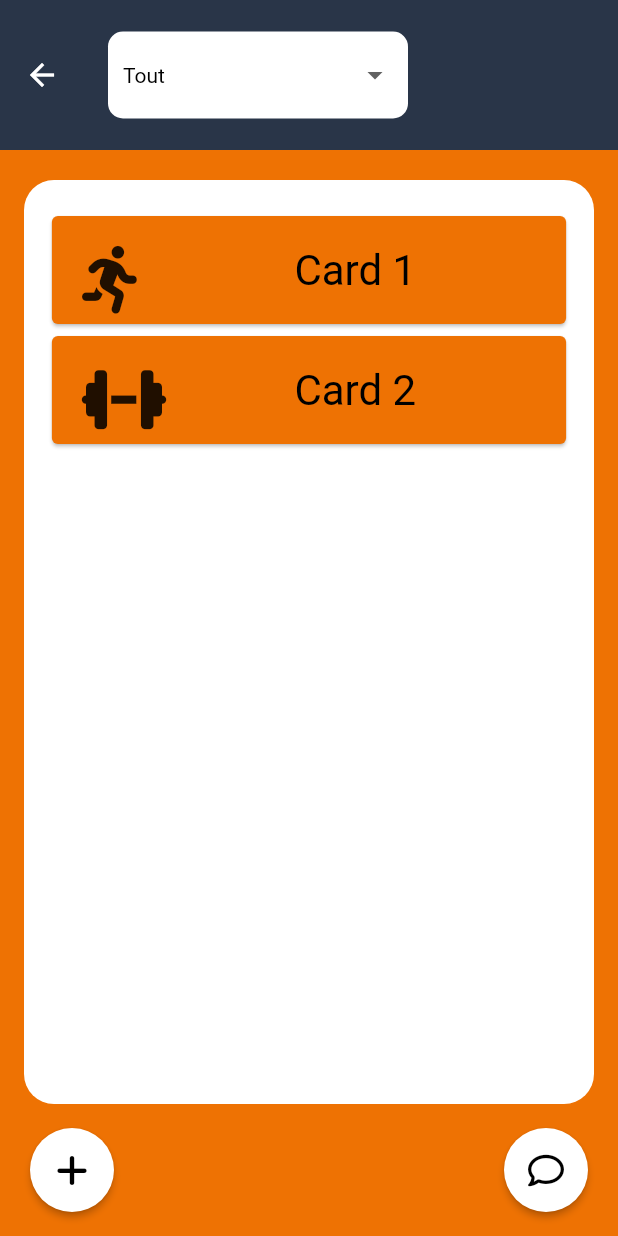
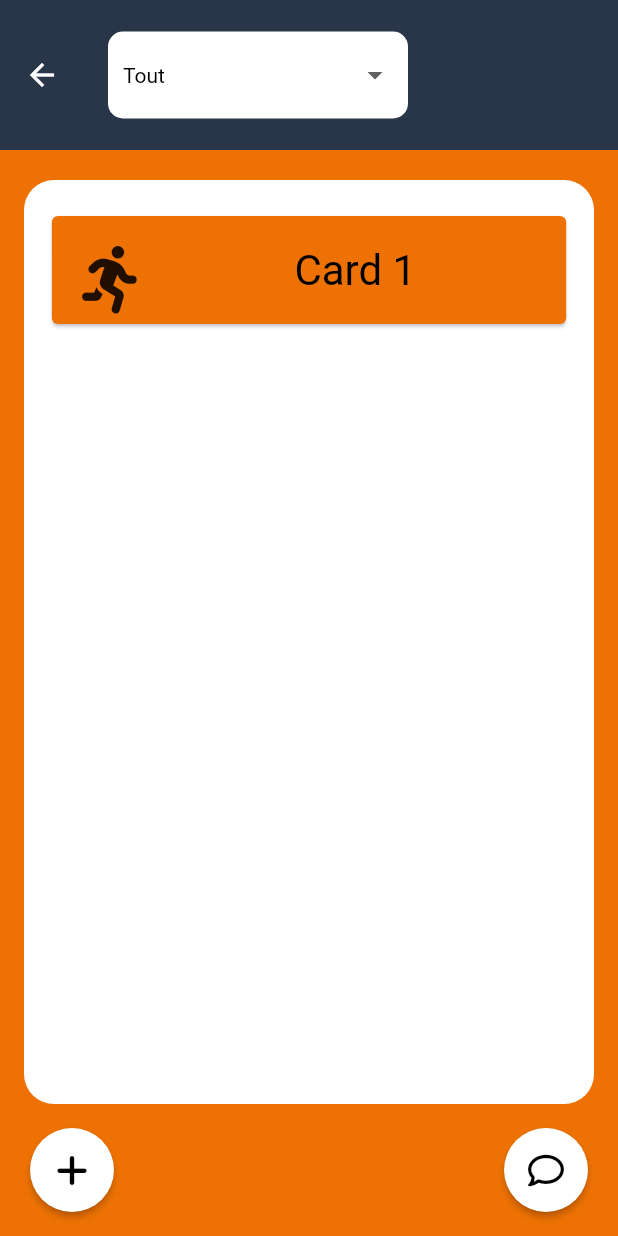
Before and after one commit to florianpoteau/App-reseau-musculation-mobile, a Flutter app: the SeancePublic screen opened directly, on a phone screen of 412 x 824 dp. Run offline on Flutter 3.47's test engine with Material 2 defaults, Android fonts, the phone set to English and light mode, and no system bars; our stand-ins replace dio, flutter_secure_storage, font_awesome_flutter; missing offline and left inert: test; accounts and stored records are empty; network calls fail.

```diff
--- a/lib/screen/widget/Card/cardSeanceFiltre.dart
+++ b/lib/screen/widget/Card/cardSeanceFiltre.dart
@@ -1,19 +1,40 @@
 import 'package:flutter/material.dart';
 import 'package:font_awesome_flutter/font_awesome_flutter.dart';
+import '../Modale/modaleDetailCard.dart';
 
 class CardSeanceFiltre extends StatelessWidget {
-  const CardSeanceFiltre(
-      {super.key,
-      required this.content,
-      required this.iconData,
-      required this.cardColor});
   final String content;
   final IconData iconData;
   final Color cardColor;
+  final VoidCallback? onTap;
+
+  CardSeanceFiltre({
+    required this.content,
+    required this.iconData,
+    required this.cardColor,
+    this.onTap,
+    Key? key,
+  }) : super(key: key);
 
   @override
   Widget build(BuildContext context) {
-    return Container(
+    return GestureDetector(
+      onTap: () {
+        if (onTap != null) {
+          onTap!();
+        } else {
+          showDialog(
+            context: context,
+            builder: (BuildContext context) {
+              return CardDetailsModale(
+                cardTitle: content,
+                cardDetails: "Détails de $content",
+              );
+            },
+          );
+        }
+      },
+      child: Container(
         width: MediaQuery.of(context).size.width * 0.9,
         height: 80,
         padding: EdgeInsets.only(left: 10, right: 10),
@@ -43,6 +64,7 @@ class CardSeanceFiltre extends StatelessWidget {
             ),
           ),
         ),
+      ),
     );
   }
 }
--- a/lib/screen/widget/containerCardSport.dart
+++ b/lib/screen/widget/containerCardSport.dart
@@ -1,6 +1,7 @@
 import 'package:flutter/material.dart';
 import 'package:renconsport/screen/widget/Card/cardSeanceFiltre.dart';
 import 'package:font_awesome_flutter/font_awesome_flutter.dart';
+import './Modale/modaleDetailCard.dart';
 
 class ContainerCardSport extends StatelessWidget {
   final Color cardColor;
@@ -9,16 +10,24 @@ class ContainerCardSport extends StatelessWidget {
   ContainerCardSport(
       {this.cardColor = const Color(0xFF0091AD), this.selectedSport});
 
-  List<Widget> _buildCards() {
+  List<Widget> _buildCards(BuildContext context) {
     List<Widget> cards = [
       CardSeanceFiltre(
-          content: 'Card 1',
-          iconData: FontAwesomeIcons.personRunning,
-          cardColor: cardColor),
-      CardSeanceFiltre(
-          content: 'Card 2',
-          iconData: FontAwesomeIcons.dumbbell,
-          cardColor: cardColor),
+        content: 'Card 1',
+        iconData: FontAwesomeIcons.personRunning,
+        cardColor: cardColor,
+        onTap: () {
+          showDialog(
+            context: context,
+            builder: (BuildContext context) {
+              return CardDetailsModale(
+                cardTitle: 'Card 1',
+                cardDetails: 'Détails de la Card 1',
+              );
+            },
+          );
+        },
+      ),
     ];
 
     if (selectedSport == 'Tout') {
@@ -106,7 +115,7 @@ class ContainerCardSport extends StatelessWidget {
             padding: EdgeInsets.only(top: 20),
             child: Column(
               mainAxisAlignment: MainAxisAlignment.start,
-              children: _buildCards(),
+              children: _buildCards(context),
             ),
           ),
         ),
```
Also changed, not shown: lib/screen/SeanceFiltre/creationSeanceFiltre.dart (+4 -3 lines), lib/screen/widget/Modale/modaleDetailCard.dart (added, +30 -0 lines). Lines whose indentation alone changed are shown as unchanged.
